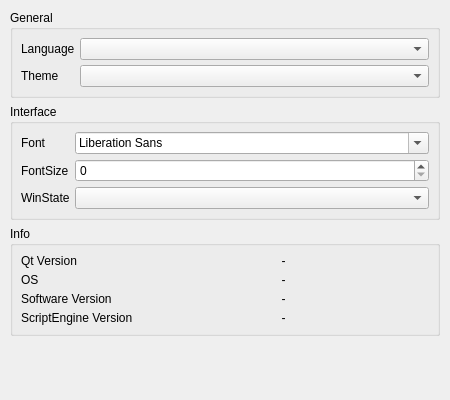
Above: src/settings/generalsettingdialog.ui from Wing-summer/WingHexExplorer2 before the change. Below: the same form after it.
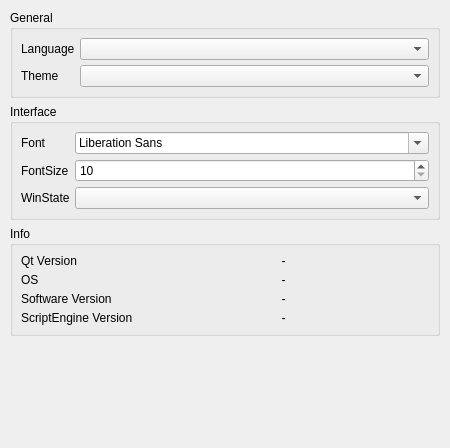
That is the form after the change.

Diff of the .ui file:
```diff
--- a/src/settings/generalsettingdialog.ui
+++ b/src/settings/generalsettingdialog.ui
@@ -7,7 +7,7 @@
     <x>0</x>
     <y>0</y>
     <width>450</width>
-    <height>400</height>
+    <height>448</height>
    </rect>
   </property>
   <property name="windowTitle">
@@ -127,7 +127,14 @@
        </widget>
       </item>
       <item row="1" column="1">
-       <widget class="QSpinBox" name="sbFontSize"/>
+       <widget class="QSpinBox" name="sbFontSize">
+        <property name="minimum">
+         <number>10</number>
+        </property>
+        <property name="maximum">
+         <number>50</number>
+        </property>
+       </widget>
       </item>
       <item row="2" column="0">
        <widget class="QLabel" name="label_5">
```
